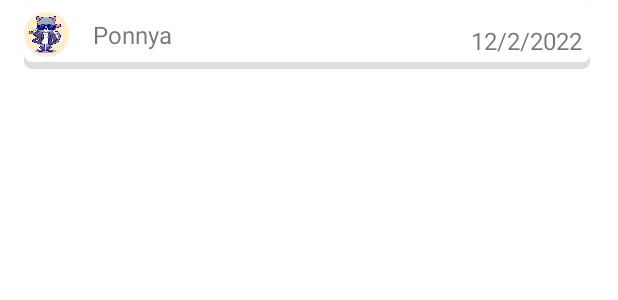
After one commit to Ponnya/PADC_WeChat, an Android app: the layout viewholder_chat_item.xml on its own in the app's theme, with its tools: preview values and no code run, on a phone screen of 412 x 824 dp. The commit adds this screen. Shown: the top 300 px of the screen. Run offline under Robolectric (Android 15) with nearby library versions, the phone set to English and light mode, and no system bars.

Commit message:
-Chat Fragment Screen Finished(POC)
Signed-off-by: Ponnya <mr.ponnya@gmail.com>

```diff
--- /dev/null
+++ b/app/src/main/res/layout/viewholder_chat_item.xml
@@ -0,0 +1,47 @@
+<?xml version="1.0" encoding="utf-8"?>
+<RelativeLayout xmlns:android="http://schemas.android.com/apk/res/android"
+    xmlns:tools="http://schemas.android.com/tools"
+    android:layout_width="match_parent"
+    android:layout_height="wrap_content"
+    android:layout_marginStart="@dimen/margin_medium_2"
+    android:layout_marginEnd="@dimen/margin_medium_2"
+    android:layout_marginBottom="@dimen/margin_medium"
+    android:background="@drawable/rounded_four_corner_select_contact_item">
+
+
+    <de.hdodenhof.circleimageview.CircleImageView
+        android:id="@+id/imgProfile"
+        android:layout_width="@dimen/width_height_chat_profile_image"
+        android:layout_height="@dimen/width_height_chat_profile_image"
+        android:layout_gravity="center"
+        android:layout_marginTop="@dimen/margin_medium"
+        android:layout_marginBottom="@dimen/margin_medium"
+        android:src="@drawable/moment_testing_image" />
+
+    <androidx.appcompat.widget.AppCompatTextView
+        android:id="@+id/txtChatName"
+        android:layout_width="wrap_content"
+        android:layout_height="wrap_content"
+        android:layout_alignTop="@id/imgProfile"
+        android:layout_alignBottom="@id/imgProfile"
+        android:layout_gravity="center"
+        android:layout_marginStart="@dimen/margin_medium_2"
+        android:layout_toEndOf="@id/imgProfile"
+        android:gravity="center"
+        android:text="@string/txt_contact_name"
+        android:textSize="@dimen/text_regular_2x" />
+
+    <androidx.appcompat.widget.AppCompatTextView
+        android:id="@+id/txtLastChatDateTime"
+        android:layout_width="wrap_content"
+        android:layout_height="wrap_content"
+        android:layout_alignTop="@id/imgProfile"
+        android:layout_alignBottom="@id/imgProfile"
+        android:layout_alignParentEnd="true"
+        android:layout_marginTop="@dimen/margin_medium"
+        android:layout_marginEnd="@dimen/margin_medium"
+        android:gravity="center"
+        android:textSize="@dimen/text_regular_2x"
+        tools:text="12/2/2022" />
+
+</RelativeLayout>
--- a/app/src/main/res/values/strings.xml
+++ b/app/src/main/res/values/strings.xml
@@ -42,6 +42,6 @@
     <string name="lbl_type_a_message">Type a message...</string>
     <string name="txt_search">Search</string>
     <string name="txt_add_new">Add New</string>
-    <string name="txt_contact_name">Than Hteik Aung</string>
+    <string name="txt_contact_name">Ponnya</string>
     <string name="txt_title_new_gp">Group Name</string>
 </resources>
```
Also changed, not shown: app/src/main/java/com/padc/ponnya/wechat/adapters/ChatItemAdapter.kt (added, +15 -0 lines), app/src/main/java/com/padc/ponnya/wechat/fragments/ChatFragment.kt (+15 -1 lines), app/src/main/java/com/padc/ponnya/wechat/viewholders/ChatItemViewHolder.kt (added, +11 -0 lines), app/src/main/res/layout/fragment_chat.xml (+5 -4 lines).
